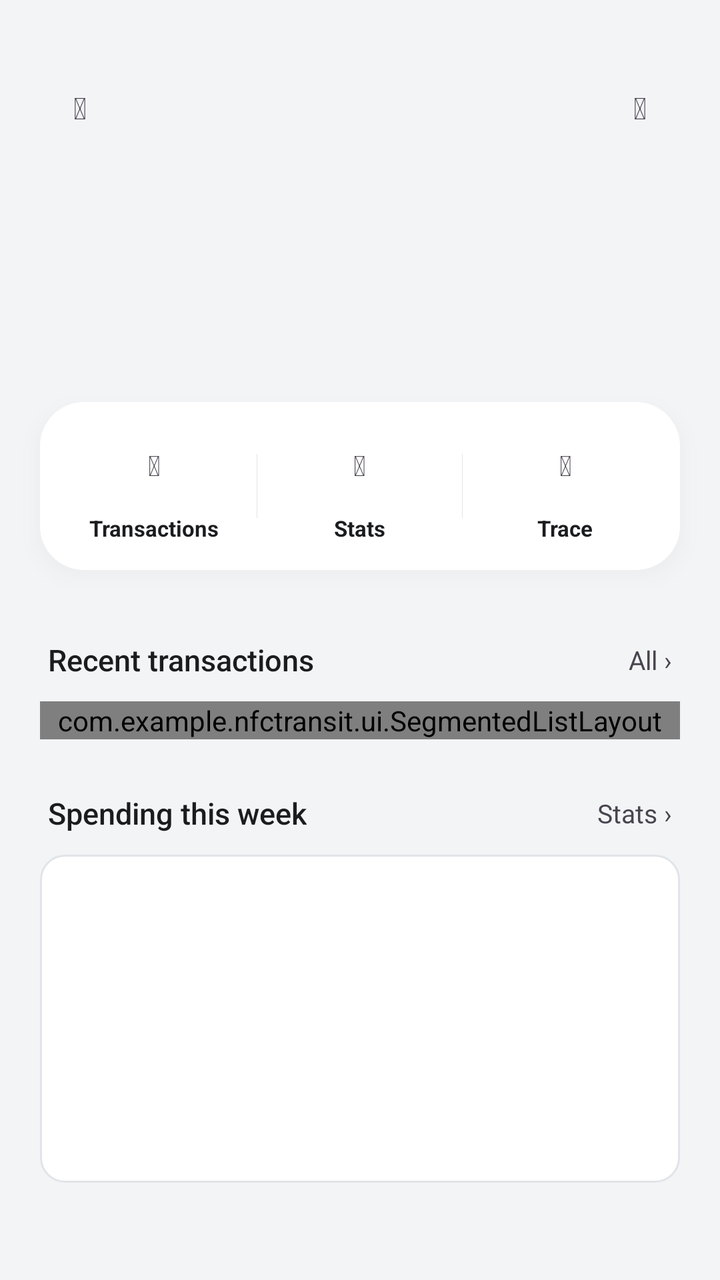
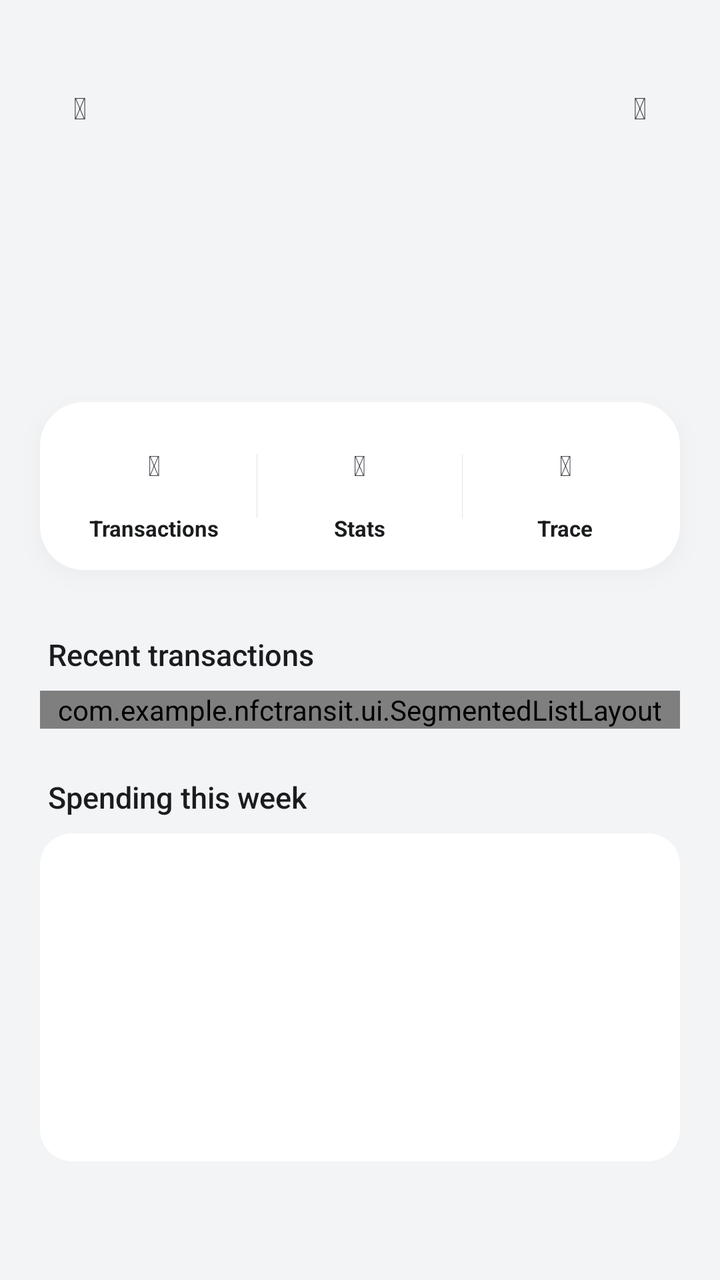

Compare the two renders of this Android layout. The source of the first and the diff that turns it into the second are given below.
<!-- AndroidManifest.xml: application theme Theme.TransitU -->
<!-- res/layout/fragment_card_home.xml -->
<?xml version="1.0" encoding="utf-8"?>
<FrameLayout xmlns:android="http://schemas.android.com/apk/res/android"
    android:layout_width="match_parent"
    android:layout_height="match_parent"
    android:background="@color/paper">

    <ScrollView
        android:id="@+id/cardHomeScroll"
        android:layout_width="match_parent"
        android:layout_height="match_parent"
        android:fillViewport="true"
        android:scrollbars="none">

        <LinearLayout
            android:layout_width="match_parent"
            android:layout_height="wrap_content"
            android:orientation="vertical"
            android:paddingBottom="32dp">

            
            <LinearLayout
                android:id="@+id/header"
                android:layout_width="match_parent"
                android:layout_height="wrap_content"
                android:orientation="vertical"
                android:paddingStart="20dp"
                android:paddingEnd="20dp"
                android:paddingBottom="52dp">

                <View
                    android:layout_width="match_parent"
                    android:layout_height="@dimen/status_bar_spacer_height" />

                <FrameLayout
                    android:layout_width="match_parent"
                    android:layout_height="wrap_content"
                    android:paddingTop="@dimen/nav_header_padding_top">

                    <TextView
                        android:id="@+id/btnBack"
                        style="@style/CardHomeHeaderButton"
                        android:layout_gravity="start|center_vertical"
                        android:contentDescription="@string/cd_back"
                        android:text="&#xF053;" />

                    <TextView
                        android:id="@+id/tvHeaderPill"
                        android:layout_width="wrap_content"
                        android:layout_height="32dp"
                        android:layout_gravity="center"
                        android:fontFamily="sans-serif-medium"
                        android:gravity="center"
                        android:paddingStart="14dp"
                        android:paddingEnd="14dp"
                        android:textSize="13sp" />

                    <TextView
                        android:id="@+id/btnMore"
                        style="@style/CardHomeHeaderButton"
                        android:layout_gravity="end|center_vertical"
                        android:contentDescription="@string/cd_more"
                        android:text="&#xF141;" />
                </FrameLayout>

                <TextView
                    android:id="@+id/tvBalanceLabel"
                    android:layout_width="wrap_content"
                    android:layout_height="wrap_content"
                    android:layout_marginTop="22dp"
                    android:textSize="13sp" />

                <TextView
                    android:id="@+id/tvBalance"
                    android:layout_width="wrap_content"
                    android:layout_height="wrap_content"
                    android:layout_marginTop="4dp"
                    android:fontFamily="sans-serif-medium"
                    android:includeFontPadding="false"
                    android:textSize="40sp"
                    android:textStyle="bold" />

                <LinearLayout
                    android:id="@+id/balanceRow"
                    android:layout_width="match_parent"
                    android:layout_height="wrap_content"
                    android:layout_marginTop="8dp"
                    android:orientation="horizontal"
                    android:visibility="gone" />

                <TextView
                    android:id="@+id/tvLastRead"
                    android:layout_width="wrap_content"
                    android:layout_height="wrap_content"
                    android:layout_marginTop="8dp"
                    android:textSize="12sp" />
            </LinearLayout>

            
            <LinearLayout
                android:layout_width="match_parent"
                android:layout_height="wrap_content"
                android:layout_marginStart="20dp"
                android:layout_marginTop="-40dp"
                android:layout_marginEnd="20dp"
                android:layout_marginBottom="8dp"
                android:background="@drawable/bg_action_pill"
                android:elevation="6dp"
                android:outlineAmbientShadowColor="#26000000"
                android:outlineSpotShadowColor="#33000000"
                android:gravity="center_vertical"
                android:orientation="horizontal"
                android:padding="6dp">

                <LinearLayout
                    android:id="@+id/actionTransactions"
                    style="@style/CardHomeAction">

                    <TextView
                        android:id="@+id/iconTransactions"
                        style="@style/CardHomeActionIcon"
                        android:text="&#xF0CA;" />

                    <TextView
                        style="@style/CardHomeActionLabel"
                        android:text="@string/transactions" />
                </LinearLayout>

                <View style="@style/CardHomeActionDivider" />

                <LinearLayout
                    android:id="@+id/actionStats"
                    style="@style/CardHomeAction">

                    <TextView
                        android:id="@+id/iconStats"
                        style="@style/CardHomeActionIcon"
                        android:text="&#xF080;" />

                    <TextView
                        style="@style/CardHomeActionLabel"
                        android:text="@string/card_home_stats" />
                </LinearLayout>

                <View style="@style/CardHomeActionDivider" />

                <LinearLayout
                    android:id="@+id/actionMapTrace"
                    style="@style/CardHomeAction">

                    <TextView
                        android:id="@+id/iconMapTrace"
                        style="@style/CardHomeActionIcon"
                        android:text="&#xF4D7;" />

                    <TextView
                        style="@style/CardHomeActionLabel"
                        android:text="@string/card_home_trace" />
                </LinearLayout>
            </LinearLayout>

            
            <LinearLayout
                android:id="@+id/discountCard"
                android:layout_width="match_parent"
                android:layout_height="wrap_content"
                android:orientation="vertical"
                android:visibility="gone">

                <LinearLayout style="@style/CardHomeSectionHeader">

                    <TextView
                        style="@style/CardHomeSectionTitle"
                        android:layout_width="wrap_content"
                        android:layout_weight="0"
                        android:text="@string/card_home_monthly_discount" />

                    <TextView
                        android:id="@+id/tvDiscountMonth"
                        android:layout_width="0dp"
                        android:layout_height="wrap_content"
                        android:layout_marginStart="8dp"
                        android:layout_weight="1"
                        android:textColor="@color/ink_3"
                        android:textSize="12sp" />

                    
                    <LinearLayout
                        android:id="@+id/discountPillsRow"
                        android:layout_width="wrap_content"
                        android:layout_height="wrap_content"
                        android:orientation="horizontal" />
                </LinearLayout>

                <LinearLayout style="@style/CardHomeSectionCard">

                    <TextView
                        android:layout_width="wrap_content"
                        android:layout_height="wrap_content"
                        android:text="@string/card_home_monthly_ride_spend"
                        android:textColor="@color/ink_3"
                        android:textSize="12sp" />

                    <TextView
                        android:id="@+id/tvProgress"
                        android:layout_width="wrap_content"
                        android:layout_height="wrap_content"
                        android:layout_marginTop="2dp"
                        android:fontFamily="sans-serif-medium"
                        android:textColor="@color/ink"
                        android:textSize="24sp"
                        android:textStyle="bold" />

                    
                    <LinearLayout
                        android:id="@+id/discountHintsColumn"
                        android:layout_width="match_parent"
                        android:layout_height="wrap_content"
                        android:orientation="vertical" />
                </LinearLayout>
            </LinearLayout>

            
            <LinearLayout style="@style/CardHomeSectionHeader">

                <TextView
                    style="@style/CardHomeSectionTitle"
                    android:text="@string/card_home_recent" />

                <TextView
                    android:id="@+id/btnViewAll"
                    style="@style/CardHomeSectionLink"
                    android:text="@string/card_home_view_all" />
            </LinearLayout>

            <com.example.nfctransit.ui.SegmentedListLayout
                android:id="@+id/recentTxnContainer"
                android:layout_width="match_parent"
                android:layout_height="wrap_content"
                android:layout_marginStart="20dp"
                android:layout_marginEnd="20dp"
                android:orientation="vertical" />

            
            <LinearLayout style="@style/CardHomeSectionHeader">

                <TextView
                    style="@style/CardHomeSectionTitle"
                    android:layout_width="wrap_content"
                    android:layout_weight="0"
                    android:text="@string/card_home_week_spending" />

                <TextView
                    android:id="@+id/tvWeekTotal"
                    android:layout_width="0dp"
                    android:layout_height="wrap_content"
                    android:layout_marginStart="8dp"
                    android:layout_weight="1"
                    android:textColor="@color/ink_3"
                    android:textSize="12sp" />

                <TextView
                    android:id="@+id/btnMiniStatsAll"
                    style="@style/CardHomeSectionLink"
                    android:text="@string/card_home_view_stats" />
            </LinearLayout>

            <LinearLayout style="@style/CardHomeSectionCard">

                
                <LinearLayout
                    android:id="@+id/chartMiniArea"
                    android:layout_width="match_parent"
                    android:layout_height="132dp"
                    android:gravity="bottom"
                    android:orientation="horizontal" />
            </LinearLayout>
        </LinearLayout>
    </ScrollView>

    
    <View
        android:id="@+id/statusScrim"
        android:layout_width="match_parent"
        android:layout_height="@dimen/status_bar_spacer_height" />
</FrameLayout>
<!-- resources referenced by this layout -->
<resources>
  <color name="ink">#1B1C1E</color>
  <color name="ink_3">#6B6F76</color>
  <color name="paper">#F3F4F6</color>
  <dimen name="nav_header_padding_top">10dp</dimen>
  <dimen name="status_bar_spacer_height">0dp</dimen>
  <!-- drawable bg_action_pill (drawable) -->
  <?xml version="1.0" encoding="utf-8"?>
  <shape xmlns:android="http://schemas.android.com/apk/res/android">
      <solid android:color="@color/surface" />
      <corners android:radius="22dp" />
  </shape>
  <string name="card_home_monthly_discount">Discount this month</string>
  <string name="card_home_monthly_ride_spend">Ride spending this month</string>
  <string name="card_home_recent">Recent transactions</string>
  <string name="card_home_stats">Stats</string>
  <string name="card_home_trace">Trace</string>
  <string name="card_home_view_all">All ›</string>
  <string name="card_home_view_stats">Stats ›</string>
  <string name="card_home_week_spending">Spending this week</string>
  <string name="cd_back">Back</string>
  <string name="cd_more">More</string>
  <string name="transactions">Transactions</string>
  <style name="CardHomeActionDivider">
          <item name="android:layout_width">1px</item>
          <item name="android:layout_height">32dp</item>
          <item name="android:background">@color/line</item>
      </style>
  <style name="CardHomeActionIcon">
          <item name="android:layout_width">36dp</item>
          <item name="android:layout_height">36dp</item>
          <item name="android:gravity">center</item>
          <item name="android:textSize">14sp</item>
          <item name="android:importantForAccessibility">no</item>
      </style>
  <style name="CardHomeSectionLink">
          <item name="android:layout_width">wrap_content</item>
          <item name="android:layout_height">wrap_content</item>
          <item name="android:clickable">true</item>
          <item name="android:focusable">true</item>
          <item name="android:paddingStart">8dp</item>
          <item name="android:paddingTop">4dp</item>
          <item name="android:paddingEnd">4dp</item>
          <item name="android:paddingBottom">4dp</item>
          <item name="android:textSize">13sp</item>
      </style>
  <color name="surface">#FFFFFF</color>
  <!-- drawable bg_action_segment (drawable) -->
  <?xml version="1.0" encoding="utf-8"?>
  <shape xmlns:android="http://schemas.android.com/apk/res/android">
      <solid android:color="@android:color/transparent" />
      <corners android:radius="16dp" />
  </shape>
  <color name="line">#E1E4E8</color>
  <!-- drawable bg_back_button (drawable) -->
  <?xml version="1.0" encoding="utf-8"?>
  <shape xmlns:android="http://schemas.android.com/apk/res/android"
      android:shape="oval">
      <solid android:color="@android:color/transparent" />
  </shape>
  <!-- drawable bg_content_card (drawable) -->
  <?xml version="1.0" encoding="utf-8"?>
  <shape xmlns:android="http://schemas.android.com/apk/res/android">
      <solid android:color="#FFFFFF" />
      <corners android:radius="12dp" />
      <stroke android:width="1dp" android:color="@color/line" />
  </shape>
  <!-- drawable tu_text_select_handle_middle (drawable) -->
  <?xml version="1.0" encoding="utf-8"?>
  <bitmap xmlns:android="http://schemas.android.com/apk/res/android"
      android:src="@drawable/abc_text_select_handle_middle_mtrl"
      android:tint="?attr/colorPrimary"
      android:tintMode="src_in" />
  <!-- drawable tu_text_select_handle_left (drawable) -->
  <?xml version="1.0" encoding="utf-8"?>
  <bitmap xmlns:android="http://schemas.android.com/apk/res/android"
      android:src="@drawable/abc_text_select_handle_left_mtrl"
      android:tint="?attr/colorPrimary"
      android:tintMode="src_in" />
  <!-- drawable tu_text_select_handle_right (drawable) -->
  <?xml version="1.0" encoding="utf-8"?>
  <bitmap xmlns:android="http://schemas.android.com/apk/res/android"
      android:src="@drawable/abc_text_select_handle_right_mtrl"
      android:tint="?attr/colorPrimary"
      android:tintMode="src_in" />
  <!-- unchanged entries left out for length: 7 -->
</resources>

<!-- the commit's change to res/layout/fragment_card_home.xml (unified diff, before → after) -->
@@ -225,11 +225,6 @@
                 <TextView
                     style="@style/CardHomeSectionTitle"
                     android:text="@string/card_home_recent" />
-
-                <TextView
-                    android:id="@+id/btnViewAll"
-                    style="@style/CardHomeSectionLink"
-                    android:text="@string/card_home_view_all" />
             </LinearLayout>
 
             <com.example.nfctransit.ui.SegmentedListLayout
@@ -257,14 +252,13 @@
                     android:layout_weight="1"
                     android:textColor="@color/ink_3"
                     android:textSize="12sp" />
-
-                <TextView
-                    android:id="@+id/btnMiniStatsAll"
-                    style="@style/CardHomeSectionLink"
-                    android:text="@string/card_home_view_stats" />
-            </LinearLayout>
-
-            <LinearLayout style="@style/CardHomeSectionCard">
+            </LinearLayout>
+
+            
+            <LinearLayout
+                android:id="@+id/weekChartCard"
+                style="@style/CardHomeSectionCard"
+                android:background="@drawable/bg_section_card_flat">
 
                 
                 <LinearLayout
<!-- resource entries referenced after the edit -->
@@ -11,13 +11,17 @@
       <solid android:color="@color/surface" />
       <corners android:radius="22dp" />
   </shape>
+  <!-- drawable bg_section_card_flat (drawable) -->
+  <?xml version="1.0" encoding="utf-8"?>
+  <shape xmlns:android="http://schemas.android.com/apk/res/android">
+      <solid android:color="@color/surface" />
+      <corners android:radius="16dp" />
+  </shape>
   <string name="card_home_monthly_discount">Discount this month</string>
   <string name="card_home_monthly_ride_spend">Ride spending this month</string>
   <string name="card_home_recent">Recent transactions</string>
   <string name="card_home_stats">Stats</string>
   <string name="card_home_trace">Trace</string>
-  <string name="card_home_view_all">All ›</string>
-  <string name="card_home_view_stats">Stats ›</string>
   <string name="card_home_week_spending">Spending this week</string>
   <string name="cd_back">Back</string>
   <string name="cd_more">More</string>
@@ -33,17 +37,6 @@
           <item name="android:gravity">center</item>
           <item name="android:textSize">14sp</item>
           <item name="android:importantForAccessibility">no</item>
-      </style>
-  <style name="CardHomeSectionLink">
-          <item name="android:layout_width">wrap_content</item>
-          <item name="android:layout_height">wrap_content</item>
-          <item name="android:clickable">true</item>
-          <item name="android:focusable">true</item>
-          <item name="android:paddingStart">8dp</item>
-          <item name="android:paddingTop">4dp</item>
-          <item name="android:paddingEnd">4dp</item>
-          <item name="android:paddingBottom">4dp</item>
-          <item name="android:textSize">13sp</item>
       </style>
   <color name="surface">#FFFFFF</color>
   <!-- drawable bg_action_segment (drawable) -->
